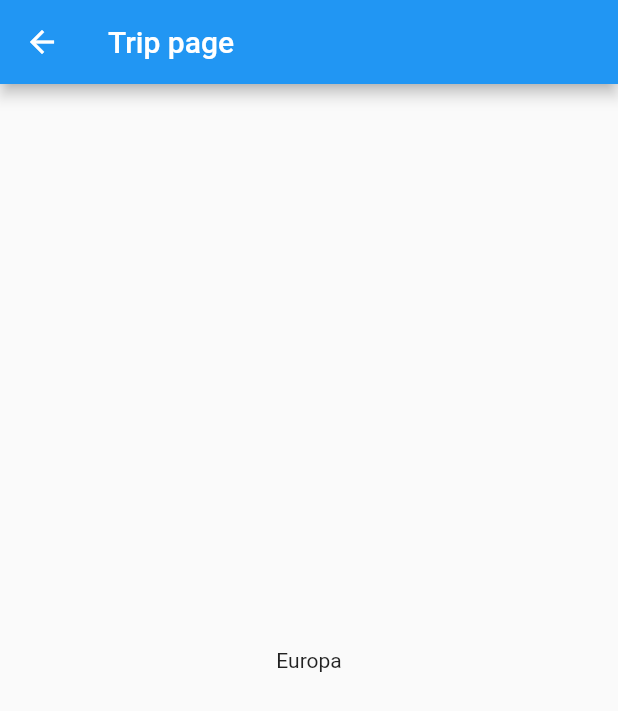
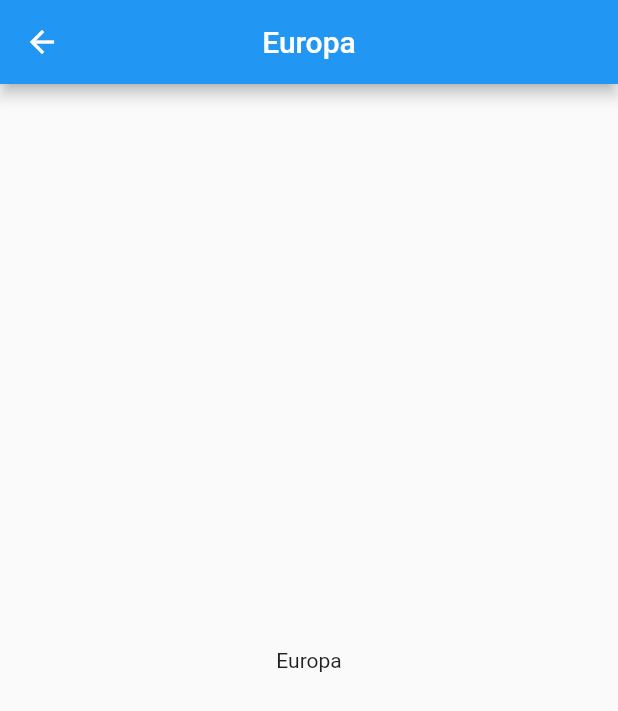
Before and after one commit to AgustinIzaguirre/trip-manager-app, a Flutter app: the screen it shows after launch, after a tap on "Europa", on a phone screen of 412 x 824 dp. Shown: the top 711 px of the screen. Run offline on Flutter 3.47's test engine with Material 2 defaults, Android fonts, the phone set to English and light mode, and no system bars.

Commit message:
Fix appbar title and test

```diff
--- a/lib/main.dart
+++ b/lib/main.dart
@@ -16,7 +16,7 @@ class TripManager extends StatelessWidget {
       theme: ThemeData(
         primarySwatch: Colors.blue,
       ),
-      home: const HomePage(title: 'Flutter Demo Home Page'),
+      home: const HomePage(title: 'Trips'),
     );
   }
 }
--- a/lib/pages/home_page.dart
+++ b/lib/pages/home_page.dart
@@ -28,6 +28,7 @@ class _HomePageState extends State<HomePage> {
   Widget build(BuildContext context) {
     return Scaffold(
       appBar: AppBar(
+        centerTitle: true,
         title: Text(widget.title),
       ),
       body: Center(
--- a/lib/pages/trip_visit_page.dart
+++ b/lib/pages/trip_visit_page.dart
@@ -9,7 +9,8 @@ class TripPage extends StatelessWidget {
   Widget build(BuildContext context) {
     return Scaffold(
       appBar: AppBar(
-        title: const Text("Trip page"),
+        centerTitle: true,
+        title: Text(trip.name),
       ),
       body: Center(
         child: Text(trip.name),
```
Also changed, not shown: 1 other file.
